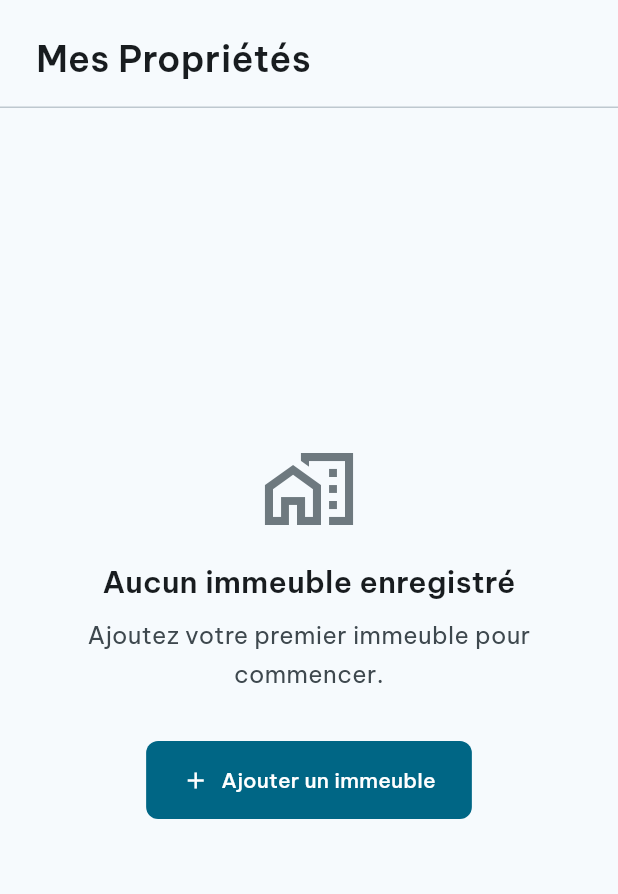
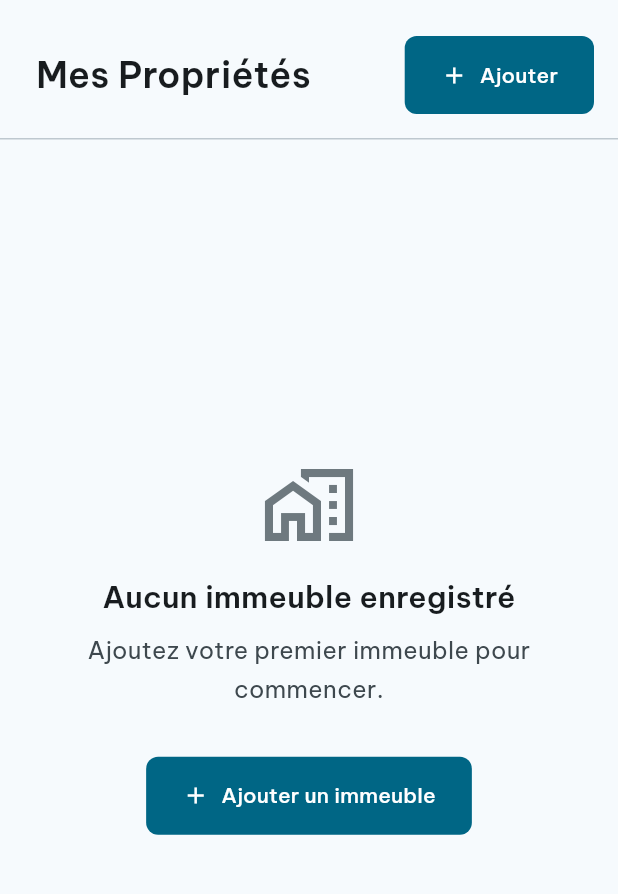
Before and after one commit to rhayonne/lacoloc, a Flutter app: the ProprietaireProfilPage screen opened by its route, on a phone screen of 412 x 824 dp, the part 84-978 px from its top. Run offline on Flutter 3.47's test engine with Material 3 defaults, Android fonts, the phone set to English and light mode, and no system bars; our stand-ins replace cached_network_image, carousel_slider, flutter_dotenv, flutter_form_builder, flutter_localization, form_builder_validators and 5 more; missing offline and left inert: form_builder_extra_fields, form_builder_phone_field; accounts and stored records are empty.

```diff
--- a/lib/main.dart
+++ b/lib/main.dart
@@ -1,4 +1,5 @@
 import 'package:flutter/material.dart';
+import 'package:flutter_localization/flutter_localization.dart';
 import 'package:lacoloc_front/presentation/my_app.dart';
 import 'package:supabase_flutter/supabase_flutter.dart';
 import 'package:flutter_dotenv/flutter_dotenv.dart';
@@ -11,5 +12,7 @@ void main() async {
   final apiUrl = dotenv.get('SUPA_URL');
   final apiAnoKey = dotenv.get('SUP_ANNON_KEY');
   await Supabase.initialize(url: apiUrl, anonKey: apiAnoKey);
+  await FlutterLocalization.instance.ensureInitialized();
+
   runApp(MyApp());
 }
--- a/lib/presentation/users/proprietaires/mes_immeubles_page.dart
+++ b/lib/presentation/users/proprietaires/mes_immeubles_page.dart
@@ -65,10 +65,25 @@ class _MesImmeublesPageState extends State<MesImmeublesPage> {
               padding: const EdgeInsets.fromLTRB(
                 AppSpacing.lg,
                 AppSpacing.lg,
-                AppSpacing.lg,
+                AppSpacing.sm,
                 AppSpacing.md,
               ),
-              child: Text('Mes Propriétés', style: AppTypography.headlineMd),
+              child: Row(
+                children: [
+                  Expanded(
+                    child: Text(
+                      'Mes Propriétés',
+                      style: AppTypography.headlineMd,
+                    ),
+                  ),
+                  FilledButton.icon(
+                    onPressed: widget.onAjouter,
+                    icon: const Icon(Icons.add, size: 18),
+                    label: const Text('Ajouter'),
+                  ),
+                  const SizedBox(width: AppSpacing.sm),
+                ],
+              ),
             ),
             const Divider(height: 1),
             Expanded(
@@ -78,7 +93,6 @@ class _MesImmeublesPageState extends State<MesImmeublesPage> {
                       bundle: bundle,
                       onModifier: widget.onModifier,
                       onVoirDetail: widget.onVoirDetail,
-                      onAjouter: widget.onAjouter,
                     ),
             ),
           ],
@@ -94,13 +108,11 @@ class _Grid extends StatelessWidget {
   final _Bundle bundle;
   final ValueChanged<ImmeublesModel> onModifier;
   final void Function(ImmeublesModel, List<ChambreModel>) onVoirDetail;
-  final VoidCallback onAjouter;
 
   const _Grid({
     required this.bundle,
     required this.onModifier,
     required this.onVoirDetail,
-    required this.onAjouter,
   });
 
   @override
@@ -144,12 +156,6 @@ class _Grid extends StatelessWidget {
                 },
               );
             },
-          ),
-          const SizedBox(height: AppSpacing.xl),
-          FilledButton.icon(
-            onPressed: onAjouter,
-            icon: const Icon(Icons.add),
-            label: const Text('Ajouter un immeuble'),
           ),
         ],
       ),
--- a/lib/presentation/users/proprietaires/proprietaire_profil.dart
+++ b/lib/presentation/users/proprietaires/proprietaire_profil.dart
@@ -15,36 +15,31 @@ import 'package:lacoloc_front/presentation/users/proprietaires/mes_chambres_page
 import 'package:lacoloc_front/presentation/users/proprietaires/mes_immeubles_page.dart';
 import 'package:lacoloc_front/presentation/users/proprietaires/nouveau_immeuble_page.dart';
 import 'package:lacoloc_front/theme/app_colors.dart';
-import 'package:lacoloc_front/theme/app_radius.dart';
 import 'package:lacoloc_front/theme/app_typography.dart';
 
 // ─── Índices do sidebar ──────────────────────────────────────────────────────
 // 0 = Accueil (navegar para /)
 // 1 = Mes Propriétés
 // 2 = Mes Chambres
-// 3 = Créer une chambre
-// 4 = Finances / Factures
-// 5 = Fournisseurs
+// 3 = Finances / Factures
+// 4 = Fournisseurs
 const _idxAccueil = 0;
 const _idxProprietes = 1;
 const _idxChambres = 2;
-const _idxCreerChambre = 3;
-const _idxFinances = 4;
-const _idxFournisseurs = 5;
+const _idxFinances = 3;
+const _idxFournisseurs = 4;
 
-enum _Section { proprietes, chambres, creerChambre, finances, fournisseurs }
+enum _Section { proprietes, chambres, finances, fournisseurs }
 
 int _sectionToIndex(_Section s) => switch (s) {
   _Section.proprietes => _idxProprietes,
   _Section.chambres => _idxChambres,
-  _Section.creerChambre => _idxCreerChambre,
   _Section.finances => _idxFinances,
   _Section.fournisseurs => _idxFournisseurs,
 };
 
 _Section _indexToSection(int i) => switch (i) {
   _idxChambres => _Section.chambres,
-  _idxCreerChambre => _Section.creerChambre,
   _idxFinances => _Section.finances,
   _idxFournisseurs => _Section.fournisseurs,
   _ => _Section.proprietes,
@@ -173,6 +168,13 @@ class _ProprietaireProfilPageState extends State<ProprietaireProfilPage> {
         _showFactureForm = false;
       });
 
+  void _openChambreCreation() => setState(() {
+    _editingChambre = null;
+    _showChambreForm = true;
+    _showImmeubleForm = false;
+    _showFactureForm = false;
+  });
+
   void _openChambreEdition(ChambreModel ch) => setState(() {
     _editingChambre = ch;
     _showChambreForm = true;
@@ -296,8 +298,10 @@ class _ProprietaireProfilPageState extends State<ProprietaireProfilPage> {
         onModifier: _openImmeubleEdition,
         onVoirDetail: _openImmeubleDetail,
       ),
-      _Section.chambres => MesChambresPage(onModifier: _openChambreEdition),
-      _Section.creerChambre => const CreerChambrePage(),
+      _Section.chambres => MesChambresPage(
+        onModifier: _openChambreEdition,
+        onCreerChambre: _openChambreCreation,
+      ),
       _Section.finances => const SizedBox.shrink(),
       _Section.fournisseurs => const SizedBox.shrink(),
     };
@@ -306,33 +310,12 @@ class _ProprietaireProfilPageState extends State<ProprietaireProfilPage> {
   // ── Sidebar ────────────────────────────────────────────────────────────────
 
   List<SidebarXItem> _buildNavItems() {
-    final inChambreGroup =
-        _section == _Section.chambres || _section == _Section.creerChambre;
-
-    return [
-      const SidebarXItem(icon: Icons.home_outlined, label: 'Accueil'),
-      const SidebarXItem(
-        icon: Icons.home_work_outlined,
-        label: 'Mes Propriétés',
-      ),
-      SidebarXItem(
-        icon: Icons.bed_outlined,
-        label: 'Mes Chambres',
-        iconBuilder: inChambreGroup
-            ? (selected, _) =>
-                  _GroupIcon(icon: Icons.bed_outlined, selected: selected)
-            : null,
-      ),
-      SidebarXItem(
-        icon: Icons.add_circle_outline,
-        label: 'Créer une chambre',
-        iconBuilder: inChambreGroup
-            ? (selected, _) =>
-                  _GroupIcon(icon: Icons.add_circle_outline, selected: selected)
-            : null,
-      ),
-      const SidebarXItem(icon: Icons.receipt_long_outlined, label: 'Finances'),
-      const SidebarXItem(icon: Icons.store_outlined, label: 'Fournisseurs'),
+    return const [
+      SidebarXItem(icon: Icons.home_outlined, label: 'Accueil'),
+      SidebarXItem(icon: Icons.home_work_outlined, label: 'Mes Propriétés'),
+      SidebarXItem(icon: Icons.bed_outlined, label: 'Mes Chambres'),
+      SidebarXItem(icon: Icons.receipt_long_outlined, label: 'Finances'),
+      SidebarXItem(icon: Icons.store_outlined, label: 'Fournisseurs'),
     ];
   }
 
@@ -436,32 +419,6 @@ class _FactureFormWithBack extends StatelessWidget {
   }
 }
 
-// ─────────────────────────────────────────────────────────────────────────────
-
-class _GroupIcon extends StatelessWidget {
-  final IconData icon;
-  final bool selected;
-  const _GroupIcon({required this.icon, required this.selected});
-
-  @override
-  Widget build(BuildContext context) {
-    return Container(
-      width: 36,
-      height: 36,
-      decoration: BoxDecoration(
-        color: selected
-            ? Colors.transparent
-            : AppColors.primaryFixed.withValues(alpha: 0.55),
-        borderRadius: BorderRadius.circular(AppRadius.md),
-      ),
-      child: Icon(
-        icon,
-        size: 20,
-        color: selected ? AppColors.primary : AppColors.onSurfaceVariant,
-      ),
-    );
-  }
-}
 
 // ─────────────────────────────────────────────────────────────────────────────
 
--- a/pubspec.yaml
+++ b/pubspec.yaml
@@ -30,6 +30,8 @@ environment:
 dependencies:
   flutter:
     sdk: flutter
+  flutter_localizations:
+    sdk: flutter
 
   # The following adds the Cupertino Icons font to your application.
   # Use with the CupertinoIcons class for iOS style icons.
@@ -49,6 +51,7 @@ dependencies:
   form_builder_validators: ^11.0.0
   form_builder_phone_field: ^3.1.1
   form_builder_extra_fields: ^12.2.0
+  flutter_localization: ^0.4.0
 
 
 dev_dependencies:
```
Also changed, not shown: lib/presentation/my_app.dart (+11 -2 lines), lib/presentation/users/proprietaires/mes_chambres_page.dart (+23 -3 lines).
